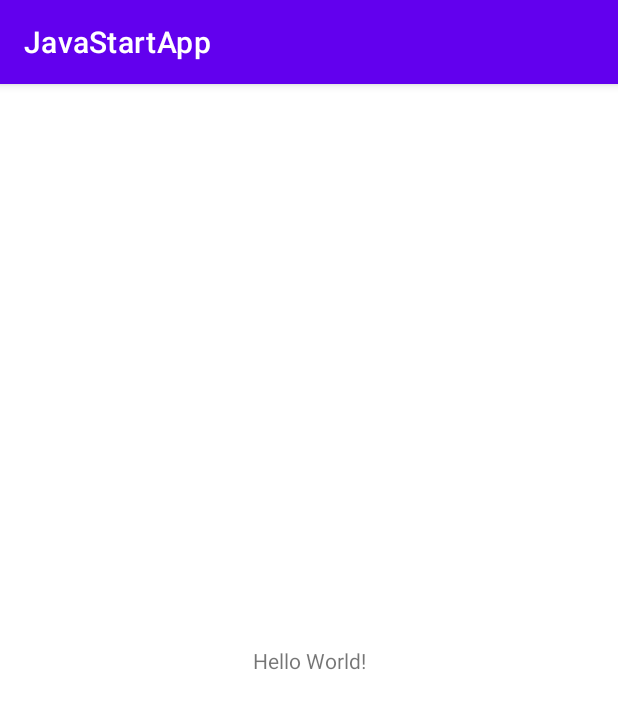
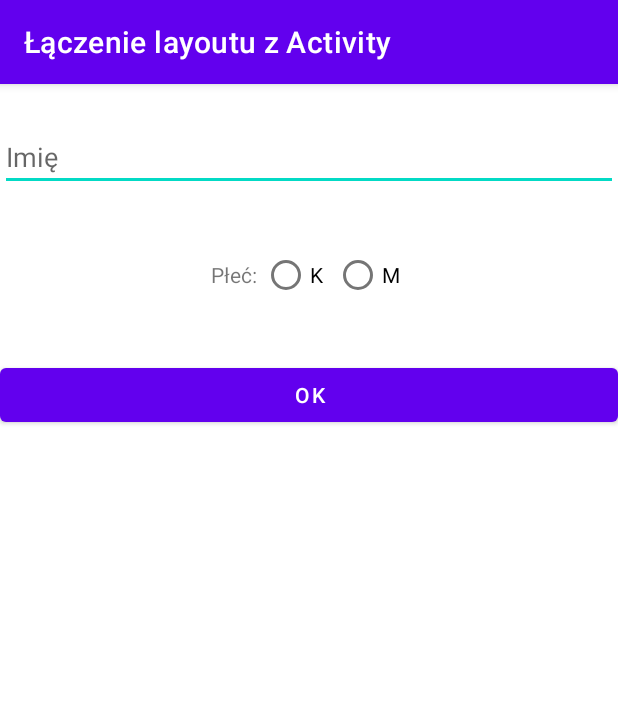
Before and after one commit to krystiandec/JavaStartApp, an Android app: the screen it shows after launch (MainActivity before the commit, InputActivity after it), on a phone screen of 412 x 824 dp. Shown: the top 709 px of the screen. Run offline under Robolectric (Android 15) with nearby library versions, the light colour scheme and no system bars.

Commit message:
dodanie Layout nowego i powiązanie go z nową aktywnością + obsługa

```diff
--- a/app/src/main/AndroidManifest.xml
+++ b/app/src/main/AndroidManifest.xml
@@ -9,10 +9,10 @@
         android:roundIcon="@mipmap/ic_launcher_round"
         android:supportsRtl="true"
         android:theme="@style/Theme.JavaStartApp">
-        <activity android:name=".MainActivity">
+        <activity android:name=".InputActivity"
+            android:label="Łączenie layoutu z Activity">
             <intent-filter>
                 <action android:name="android.intent.action.MAIN" />
-
                 <category android:name="android.intent.category.LAUNCHER" />
             </intent-filter>
         </activity>
--- /dev/null
+++ b/app/src/main/java/com/example/javastartapp/InputActivity.java
@@ -0,0 +1,37 @@
+package com.example.javastartapp;
+
+import android.os.Bundle;
+import android.view.View;
+import android.widget.Button;
+import android.widget.EditText;
+import android.widget.RadioButton;
+import android.widget.Toast;
+
+import androidx.annotation.Nullable;
+import androidx.appcompat.app.AppCompatActivity;
+
+public class InputActivity extends AppCompatActivity {
+    @Override
+    protected void onCreate(@Nullable Bundle savedInstanceState) {
+        super.onCreate(savedInstanceState);
+        setContentView(R.layout.activity_main);
+        Button okButton = findViewById(R.id.buttonOK);
+        EditText editText = findViewById(R.id.insertName);
+        RadioButton radioFemale = findViewById(R.id.genderFemale);
+        RadioButton radioMale = findViewById(R.id.genderMale);
+        okButton.setOnClickListener(new View.OnClickListener() {
+            @Override
+            public void onClick(View v) {
+                String name = editText.getText().toString();
+                String gender;
+                if (radioFemale.isChecked()) {
+                    gender = "Kobieta !";
+                } else {
+                    gender = "Facet !";
+                }
+
+                Toast.makeText(getApplicationContext(), "O" + gender + name, Toast.LENGTH_SHORT).show();
+            }
+        });
+    }
+}
--- a/app/src/main/res/layout/activity_main.xml
+++ b/app/src/main/res/layout/activity_main.xml
@@ -1,18 +1,62 @@
 <?xml version="1.0" encoding="utf-8"?>
-<androidx.constraintlayout.widget.ConstraintLayout xmlns:android="http://schemas.android.com/apk/res/android"
+<RelativeLayout xmlns:android="http://schemas.android.com/apk/res/android"
     xmlns:app="http://schemas.android.com/apk/res-auto"
     xmlns:tools="http://schemas.android.com/tools"
     android:layout_width="match_parent"
     android:layout_height="match_parent"
-    tools:context=".MainActivity">
+    android:orientation="vertical">
 
-    <TextView
-        android:layout_width="wrap_content"
+    <EditText
+        android:id="@+id/insertName"
+        android:layout_width="match_parent"
         android:layout_height="wrap_content"
-        android:text="Hello World!"
-        app:layout_constraintBottom_toBottomOf="parent"
-        app:layout_constraintLeft_toLeftOf="parent"
-        app:layout_constraintRight_toRightOf="parent"
-        app:layout_constraintTop_toTopOf="parent" />
+        android:layout_marginTop="26dp"
+        android:ems="10"
+        android:hint="Imię"
+        />
 
-</androidx.constraintlayout.widget.ConstraintLayout>
+    <LinearLayout
+        android:id="@+id/sexChoose"
+        android:layout_width="match_parent"
+        android:layout_height="wrap_content"
+        android:layout_below="@+id/insertName"
+        android:layout_marginTop="32dp"
+        android:gravity="center">
+
+        <TextView
+            android:id="@+id/labelSex"
+            android:layout_width="wrap_content"
+            android:layout_height="wrap_content"
+            android:text="Płeć: " />
+
+        <RadioGroup
+            android:id="@+id/genderButtons"
+            android:layout_width="wrap_content"
+            android:layout_height="wrap_content"
+            android:orientation="horizontal">
+
+            <RadioButton
+                android:id="@+id/genderFemale"
+                android:layout_width="wrap_content"
+                android:layout_height="wrap_content"
+                android:text="K" />
+
+            <RadioButton
+                android:id="@+id/genderMale"
+                android:layout_width="wrap_content"
+                android:layout_height="wrap_content"
+                android:text="M" />
+
+        </RadioGroup>
+
+    </LinearLayout>
+
+    <Button
+        android:id="@+id/buttonOK"
+        android:layout_width="match_parent"
+        android:layout_height="wrap_content"
+        android:layout_below="@id/sexChoose"
+        android:layout_marginTop="32dp"
+        android:text="OK" />
+
+</RelativeLayout>
```
